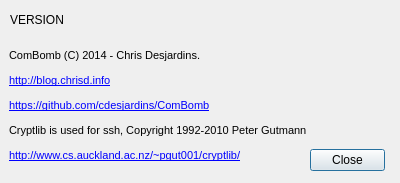
The window that ComBombGui/aboutdialog.ui (cdesjardins/ComBomb) describes before a commit, drawn with Qt 5.
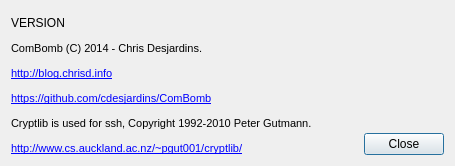
The same window after the commit. Icons and pictures are not drawn. Custom widgets are drawn as their Qt base class.

Commit message: Fix about box

```diff
--- a/ComBombGui/aboutdialog.ui
+++ b/ComBombGui/aboutdialog.ui
@@ -9,8 +9,8 @@
    <rect>
     <x>0</x>
     <y>0</y>
-    <width>400</width>
-    <height>183</height>
+    <width>455</width>
+    <height>166</height>
    </rect>
   </property>
   <property name="focusPolicy">
@@ -26,31 +26,30 @@
   <property name="modal">
    <bool>true</bool>
   </property>
-  <widget class="QDialogButtonBox" name="buttonBox">
-   <property name="geometry">
-    <rect>
-     <x>310</x>
-     <y>140</y>
-     <width>75</width>
-     <height>41</height>
-    </rect>
-   </property>
-   <property name="orientation">
-    <enum>Qt::Horizontal</enum>
-   </property>
-   <property name="standardButtons">
-    <set>QDialogButtonBox::Close</set>
-   </property>
-  </widget>
+  <layout class="QGridLayout" name="gridLayout">
+   <item row="0" column="0">
+    <widget class="QLabel" name="versionLabel">
+     <property name="text">
+      <string>VERSION</string>
+     </property>
+     <property name="textFormat">
+      <enum>Qt::RichText</enum>
+     </property>
+    </widget>
+   </item>
+   <item row="0" column="1" rowspan="2">
+    <widget class="CBLabel" name="label_2">
+     <property name="text">
+      <string>&lt;!DOCTYPE HTML PUBLIC &quot;-//W3C//DTD HTML 4.0//EN&quot; &quot;http://www.w3.org/TR/REC-html40/strict.dtd&quot;&gt;
+&lt;html&gt;&lt;head&gt;&lt;meta name=&quot;qrichtext&quot; content=&quot;1&quot; /&gt;&lt;style type=&quot;text/css&quot;&gt;
+p, li { white-space: pre-wrap; }
+&lt;/style&gt;&lt;/head&gt;&lt;body style=&quot; font-family:'MS Shell Dlg 2'; font-size:8pt; font-weight:400; font-style:normal;&quot;&gt;
+&lt;p style=&quot; margin-top:0px; margin-bottom:0px; margin-left:0px; margin-right:0px; -qt-block-indent:0; text-indent:0px;&quot;&gt;&lt;img src=&quot;:/images/ComBomb64.png&quot; /&gt;&lt;/p&gt;&lt;/body&gt;&lt;/html&gt;</string>
+     </property>
+    </widget>
+   </item>
+   <item row="1" column="0" rowspan="2">
   <widget class="QLabel" name="label">
-   <property name="geometry">
-    <rect>
-     <x>9</x>
-     <y>40</y>
-     <width>297</width>
-     <height>131</height>
-    </rect>
-   </property>
    <property name="sizePolicy">
     <sizepolicy hsizetype="Fixed" vsizetype="Fixed">
      <horstretch>0</horstretch>
@@ -78,39 +77,18 @@
     <set>Qt::TextBrowserInteraction</set>
    </property>
   </widget>
-  <widget class="CBLabel" name="label_2">
-   <property name="geometry">
-    <rect>
-     <x>320</x>
-     <y>10</y>
-     <width>71</width>
-     <height>81</height>
-    </rect>
-   </property>
-   <property name="text">
-    <string>&lt;!DOCTYPE HTML PUBLIC &quot;-//W3C//DTD HTML 4.0//EN&quot; &quot;http://www.w3.org/TR/REC-html40/strict.dtd&quot;&gt;
-&lt;html&gt;&lt;head&gt;&lt;meta name=&quot;qrichtext&quot; content=&quot;1&quot; /&gt;&lt;style type=&quot;text/css&quot;&gt;
-p, li { white-space: pre-wrap; }
-&lt;/style&gt;&lt;/head&gt;&lt;body style=&quot; font-family:'MS Shell Dlg 2'; font-size:8pt; font-weight:400; font-style:normal;&quot;&gt;
-&lt;p style=&quot; margin-top:0px; margin-bottom:0px; margin-left:0px; margin-right:0px; -qt-block-indent:0; text-indent:0px;&quot;&gt;&lt;img src=&quot;:/images/ComBomb64.png&quot; /&gt;&lt;/p&gt;&lt;/body&gt;&lt;/html&gt;</string>
-   </property>
-  </widget>
-  <widget class="QLabel" name="versionLabel">
-   <property name="geometry">
-    <rect>
-     <x>10</x>
-     <y>10</y>
-     <width>301</width>
-     <height>20</height>
-    </rect>
-   </property>
-   <property name="text">
-    <string>VERSION</string>
-   </property>
-   <property name="textFormat">
-    <enum>Qt::RichText</enum>
-   </property>
-  </widget>
+   </item>
+   <item row="2" column="1">
+    <widget class="QDialogButtonBox" name="buttonBox">
+     <property name="orientation">
+      <enum>Qt::Horizontal</enum>
+     </property>
+     <property name="standardButtons">
+      <set>QDialogButtonBox::Close</set>
+     </property>
+    </widget>
+   </item>
+  </layout>
  </widget>
  <customwidgets>
   <customwidget>
```
Lines whose indentation alone changed are shown as unchanged. The commit also changes 1 other file.
